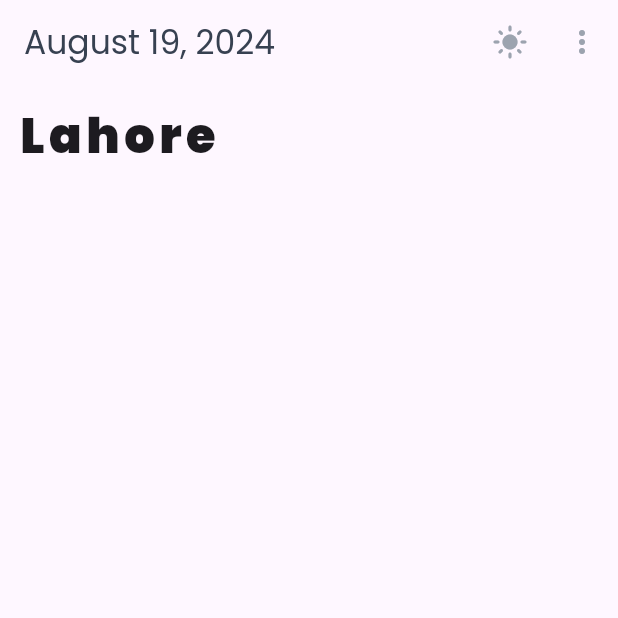
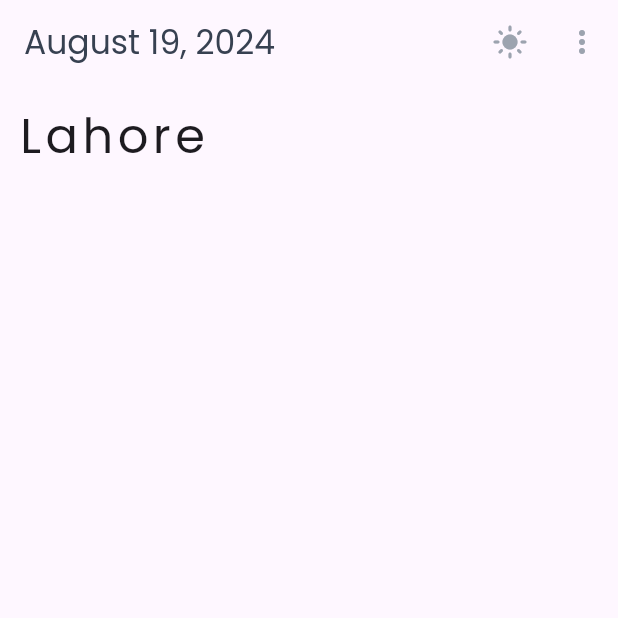
Before and after one commit to Ab5ullah/WeatherApp, a Flutter app: the screen it shows after launch, on a phone screen of 412 x 824 dp, the top half of it. Run offline on Flutter 3.47's test engine with Material 3 defaults, Android fonts, the phone set to English and light mode, and no system bars; our stand-ins replace get, velocity_x.

Commit message:
commit -m "comiited"

```diff
--- a/lib/homescreen.dart
+++ b/lib/homescreen.dart
@@ -27,12 +27,7 @@ class WeatherApp extends StatelessWidget {
       body: Container(
         padding: const EdgeInsets.all(12),
         child: Column(children: [
-          "Lahore"
-              .text
-              .fontFamily("poppins_bold")
-              .size(32)
-              .letterSpacing(3)
-              .make()
+          "Lahore".text.fontFamily("poppins").size(32).letterSpacing(3).make()
         ]),
       ),
     );
```
